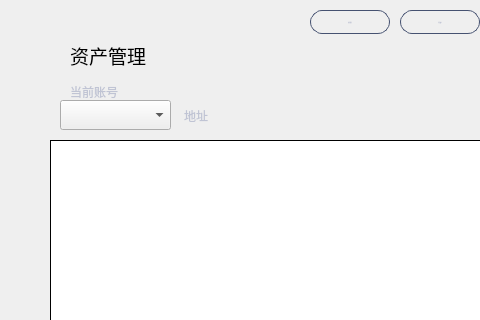
Before: the Qt Designer form mainpage.ui in HcashOrg/hx-indicator, drawn with Qt 5; both pictures show x 0 to 480 and y 0 to 320 of the 770 by 530 pixel window.
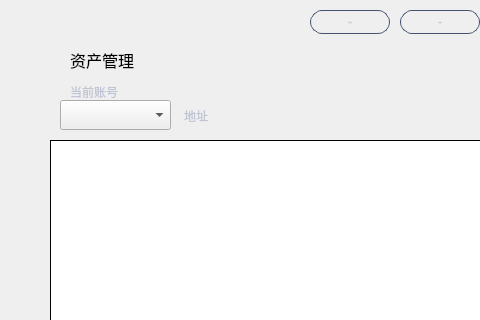
After: the same form once the commit is applied.

Patch:
```diff
--- a/mainpage.ui
+++ b/mainpage.ui
@@ -25,15 +25,15 @@
    <property name="geometry">
     <rect>
      <x>70</x>
-     <y>40</y>
+     <y>50</y>
      <width>120</width>
-     <height>31</height>
+     <height>20</height>
     </rect>
    </property>
    <property name="font">
     <font>
      <family>微软雅黑</family>
-     <pointsize>14</pointsize>
+     <pointsize>12</pointsize>
      <weight>50</weight>
      <italic>false</italic>
      <bold>false</bold>
```
Left out of the diff: 4 changed lines with no effect on the pictures.
